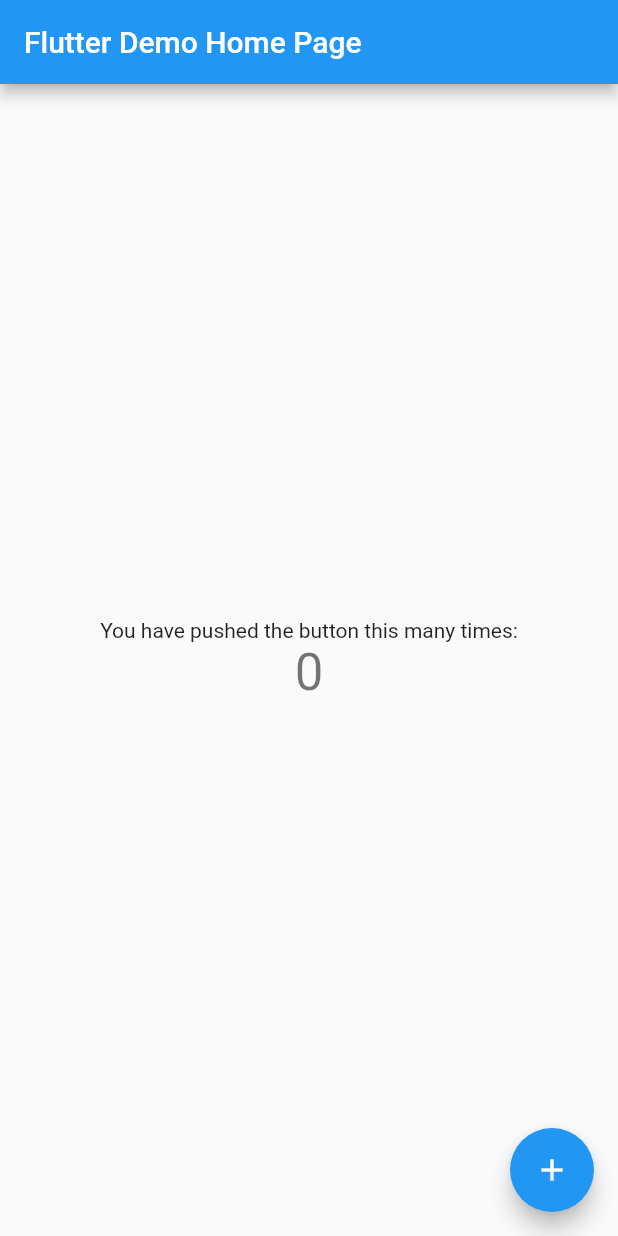
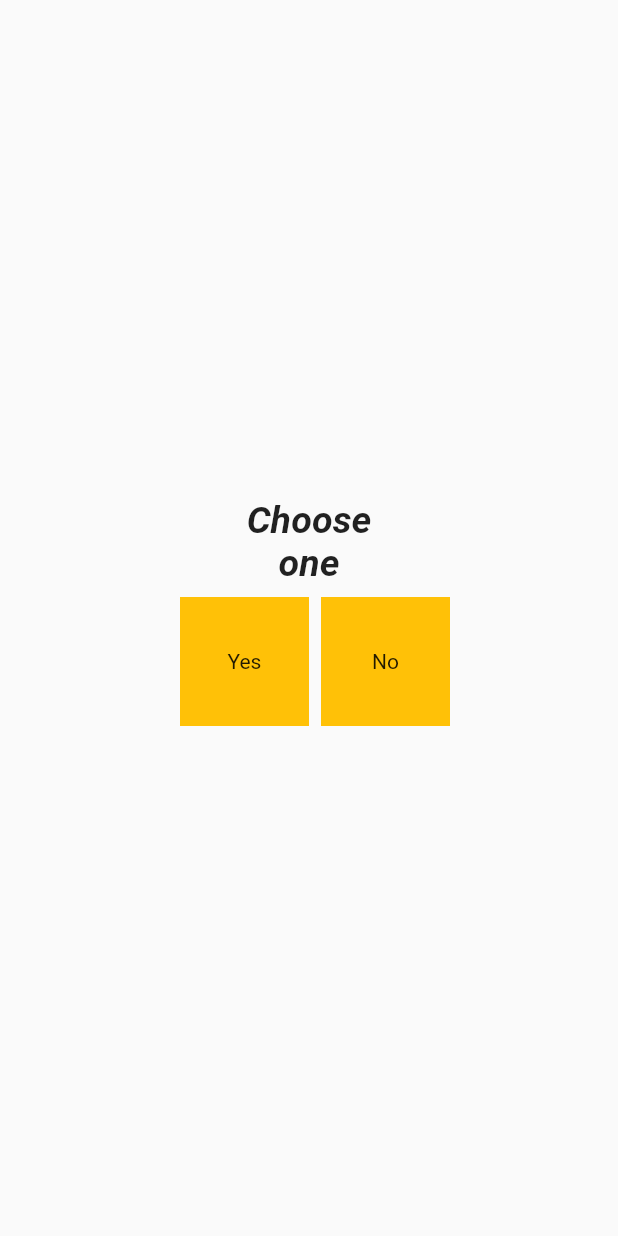
Before and after one commit to Roopam-Agr/app2, a Flutter app: the screen it shows after launch, on a phone screen of 412 x 824 dp. Run offline on Flutter 3.47's test engine with Material 2 defaults, Android fonts, the phone set to English and light mode, and no system bars.

```diff
--- a/lib/main.dart
+++ b/lib/main.dart
@@ -1,115 +1,93 @@
 import 'package:flutter/material.dart';
 
 void main() {
-  runApp(const MyApp());
+  runApp(const MyWidget());
 }
 
-class MyApp extends StatelessWidget {
-  const MyApp({Key? key}) : super(key: key);
+class MyWidget extends StatelessWidget {
+  const MyWidget({Key? key}) : super(key: key);
 
-  // This widget is the root of your application.
   @override
   Widget build(BuildContext context) {
     return MaterialApp(
-      title: 'Flutter Demo',
-      theme: ThemeData(
-        // This is the theme of your application.
-        //
-        // Try running your application with "flutter run". You'll see the
-        // application has a blue toolbar. Then, without quitting the app, try
-        // changing the primarySwatch below to Colors.green and then invoke
-        // "hot reload" (press "r" in the console where you ran "flutter run",
-        // or simply save your changes to "hot reload" in a Flutter IDE).
-        // Notice that the counter didn't reset back to zero; the application
-        // is not restarted.
-        primarySwatch: Colors.blue,
+      home: Scaffold(
+        body: Column(
+          children: [
+            Text(
+              'Choose',
+              style: TextStyle(
+                fontStyle: FontStyle.italic,
+                fontSize: 25,
+                fontWeight: FontWeight.bold,
+              ),
+            ),
+            Text(
+              'one',
+              style: TextStyle(
+                fontStyle: FontStyle.italic,
+                fontSize: 25,
+                fontWeight: FontWeight.bold,
+              ),
+            ),
+            Center(
+              child: Row(
+                mainAxisAlignment: MainAxisAlignment.center,
+                children: [
+                  Padding(
+                    padding: const EdgeInsets.all(8.0),
+                    child: Container(
+                      child: Center(child: Text("Yes")),
+                      color: Colors.amber,
+                      width: 86,
+                      height: 86,
+                    ),
+                  ),
+                  Container(
+                    child: Center(child: Text("No")),
+                    color: Colors.amber,
+                    width: 86,
+                    height: 86,
+                  ),
+                ],
+              ),
+            ),
+          ],
+          mainAxisAlignment: MainAxisAlignment.center,
+        ),
       ),
-      home: const MyHomePage(title: 'Flutter Demo Home Page'),
     );
   }
 }
+// class MyWidget extends StatefulWidget {
+//   const MyWidget({Key? key}) : super(key: key);
 
-class MyHomePage extends StatefulWidget {
-  const MyHomePage({Key? key, required this.title}) : super(key: key);
+//   @override
+//   State<MyWidget> createState() => _MyWidgetState();
+// }
 
-  // This widget is the home page of your application. It is stateful, meaning
-  // that it has a State object (defined below) that contains fields that affect
-  // how it looks.
-
-  // This class is the configuration for the state. It holds the values (in this
-  // case the title) provided by the parent (in this case the App widget) and
-  // used by the build method of the State. Fields in a Widget subclass are
-  // always marked "final".
-
-  final String title;
-
-  @override
-  State<MyHomePage> createState() => _MyHomePageState();
-}
-
-class _MyHomePageState extends State<MyHomePage> {
-  int _counter = 0;
-
-  void _incrementCounter() {
-    setState(() {
-      // This call to setState tells the Flutter framework that something has
-      // changed in this State, which causes it to rerun the build method below
-      // so that the display can reflect the updated values. If we changed
-      // _counter without calling setState(), then the build method would not be
-      // called again, and so nothing would appear to happen.
-      _counter++;
-    });
-  }
-
-  @override
-  Widget build(BuildContext context) {
-    // This method is rerun every time setState is called, for instance as done
-    // by the _incrementCounter method above.
-    //
-    // The Flutter framework has been optimized to make rerunning build methods
-    // fast, so that you can just rebuild anything that needs updating rather
-    // than having to individually change instances of widgets.
-    return Scaffold(
-      appBar: AppBar(
-        // Here we take the value from the MyHomePage object that was created by
-        // the App.build method, and use it to set our appbar title.
-        title: Text(widget.title),
-      ),
-      body: Center(
-        // Center is a layout widget. It takes a single child and positions it
-        // in the middle of the parent.
-        child: Column(
-          // Column is also a layout widget. It takes a list of children and
-          // arranges them vertically. By default, it sizes itself to fit its
-          // children horizontally, and tries to be as tall as its parent.
-          //
-          // Invoke "debug painting" (press "p" in the console, choose the
-          // "Toggle Debug Paint" action from the Flutter Inspector in Android
-          // Studio, or the "Toggle Debug Paint" command in Visual Studio Code)
-          // to see the wireframe for each widget.
-          //
-          // Column has various properties to control how it sizes itself and
-          // how it positions its children. Here we use mainAxisAlignment to
-          // center the children vertically; the main axis here is the vertical
-          // axis because Columns are vertical (the cross axis would be
-          // horizontal).
-          mainAxisAlignment: MainAxisAlignment.center,
-          children: <Widget>[
-            const Text(
-              'You have pushed the button this many times:',
-            ),
-            Text(
-              '$_counter',
-              style: Theme.of(context).textTheme.headline4,
-            ),
-          ],
-        ),
-      ),
-      floatingActionButton: FloatingActionButton(
-        onPressed: _incrementCounter,
-        tooltip: 'Increment',
-        child: const Icon(Icons.add),
-      ), // This trailing comma makes auto-formatting nicer for build methods.
-    );
-  }
-}
+// class _MyWidgetState extends State<MyWidget> {
+//   @override
+//   Widget build(BuildContext context) {
+//     return MaterialApp(
+//       home: Scaffold(
+//         body: Center(
+//           child: Container(
+//             child: Center(
+//               child: const Text(
+//                 "hellooooooooooooooooooo",
+//                 style: TextStyle(
+//                   fontSize: 15,
+//                   fontWeight: FontWeight.bold,
+//                   color: Colors.red,
+//                 ),
+//               ),
+//             ),
+//             color: Colors.yellow,
+//             width: 200,
+//             height: 200,
+//           ),
+//         ),
+//       ),
+//     );
+//   }
+// }
```
